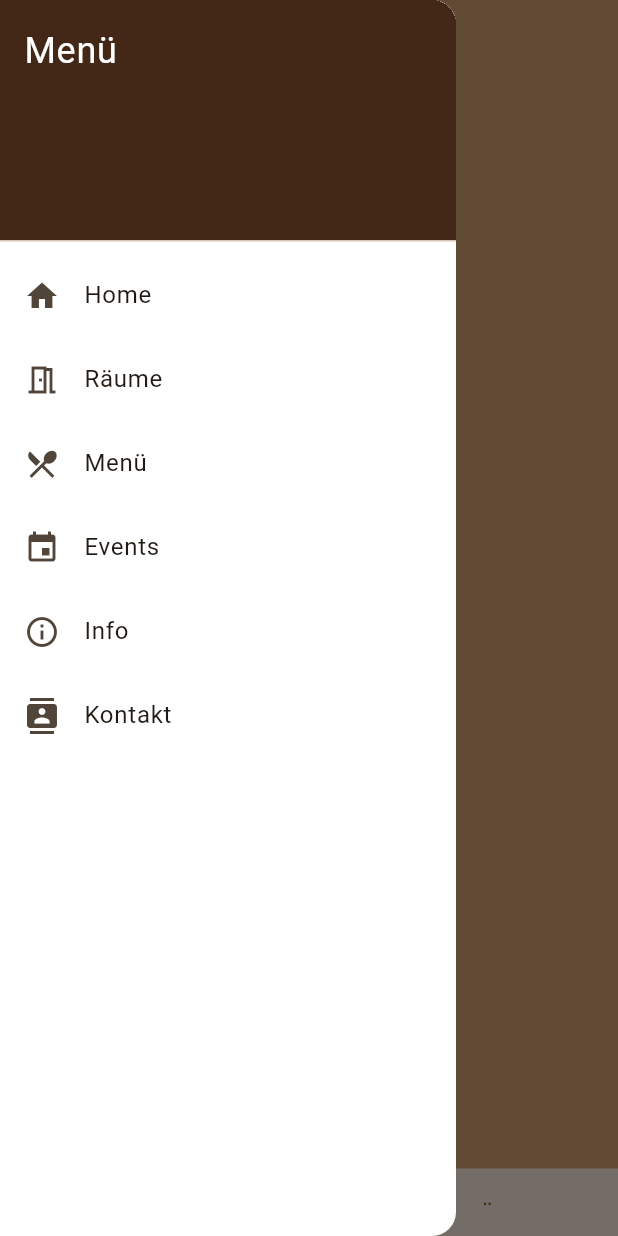
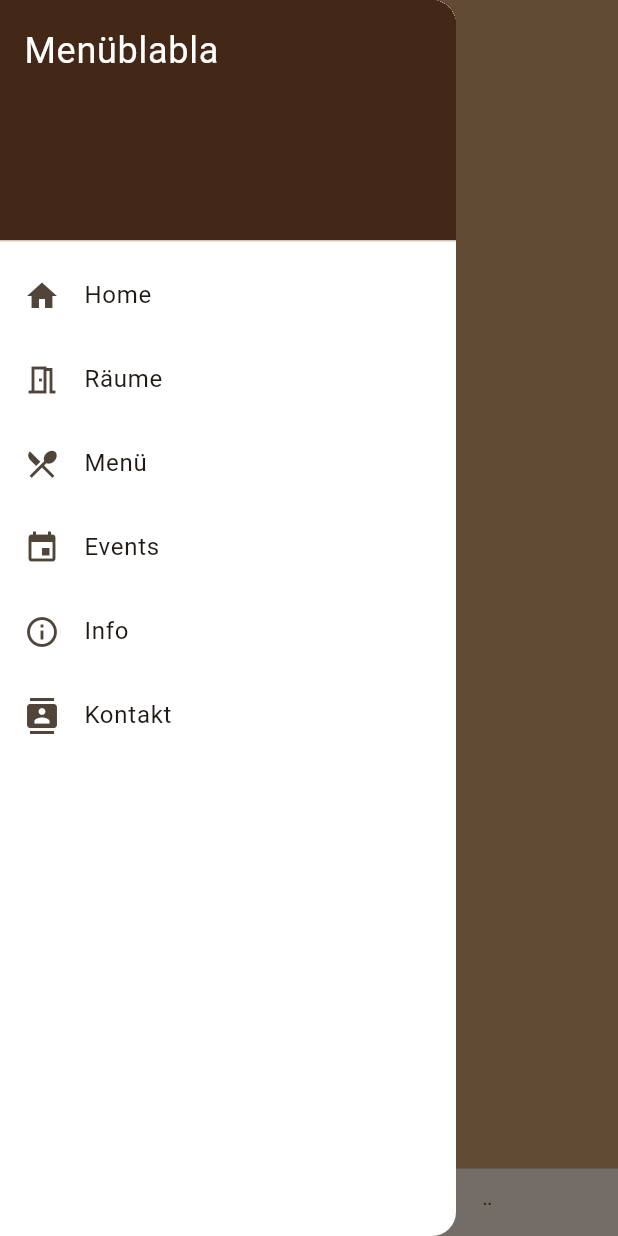
Before and after one commit to CelikFat/ProjektDigitaleTransformation, a Flutter app: the screen it shows after launch, with the side drawer open, on a phone screen of 412 x 824 dp. Run offline on Flutter 3.47's test engine with Material 2 defaults, Android fonts, the phone set to English and light mode, and no system bars.

Commit message:
beispieltext geändert

```diff
--- a/lib/main.dart
+++ b/lib/main.dart
@@ -55,7 +55,7 @@ class _MyHomePageState extends State<MyHomePage> {
                   color: const Color.fromRGBO(0x43, 0x28, 0x18, 25),
                 ),
                 child: Text(
-                  'Menü',
+                  'Menüblabla',
                   style: TextStyle(
                     color: Colors.white,
                     fontSize: 24,
```
